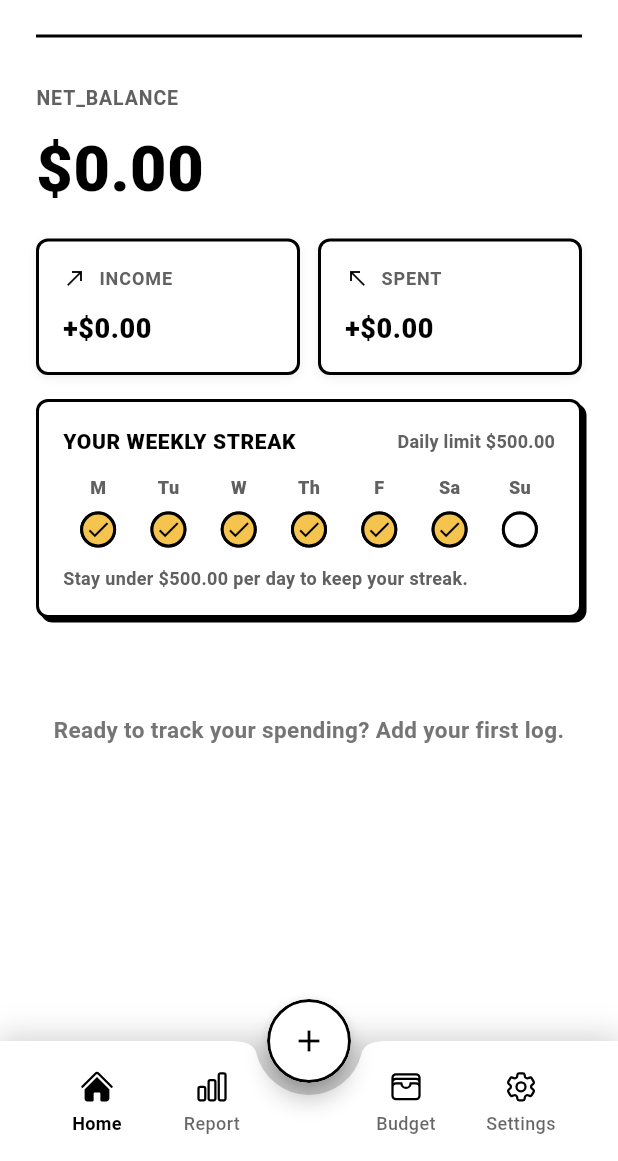
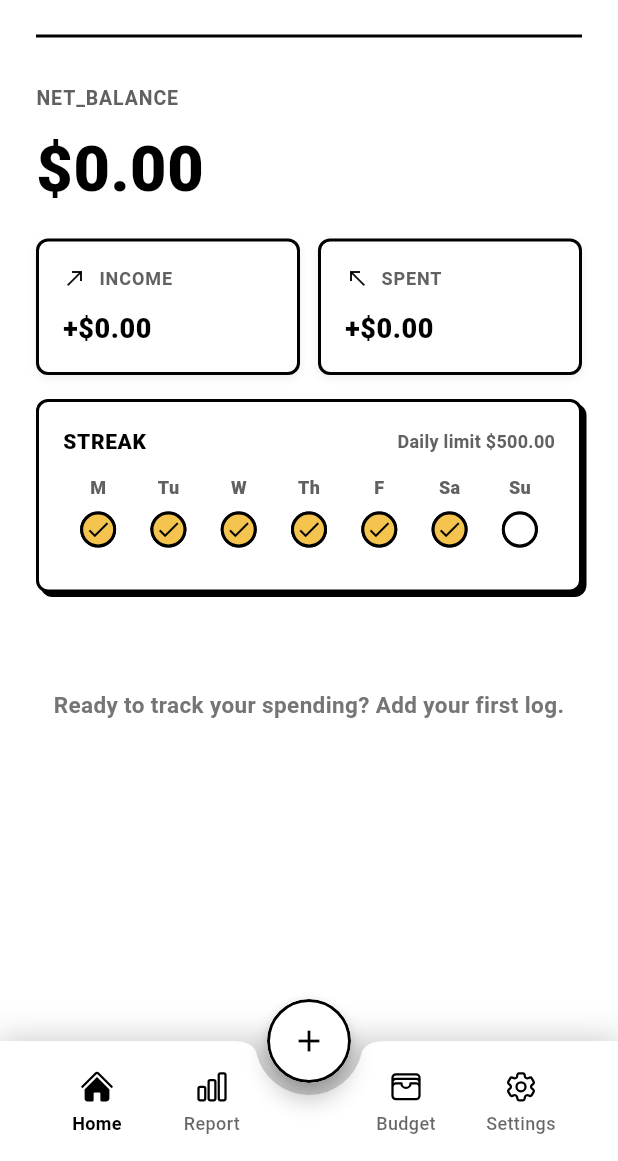
Before and after one commit to beerbeatbox/zen-money-tracking, a Flutter app: the screen it shows after launch, on a phone screen of 412 x 824 dp, the part 75-1236 px from its top. Run offline on Flutter 3.47's test engine with Material 3 defaults, Android fonts, the phone set to English and light mode, and no system bars; our stand-ins replace auto_size_text, csv, dio, flutter_riverpod, go_router, heroicons and 2 more; generated files the repository leaves out were written again.

Commit message:
refactor: Update WeeklyStreak widget text and remove redundant message
- Changed the title from 'YOUR WEEKLY STREAK' to 'STREAK' for brevity.
- Removed the explanatory text about staying under the daily budget limit to streamline the widget's presentation.

```diff
--- a/lib/features/home/presentation/widgets/weekly_streak.dart
+++ b/lib/features/home/presentation/widgets/weekly_streak.dart
@@ -38,7 +38,7 @@ class WeeklyStreak extends StatelessWidget {
             mainAxisAlignment: MainAxisAlignment.spaceBetween,
             children: [
               const Text(
-                'YOUR WEEKLY STREAK',
+                'STREAK',
                 style: TextStyle(
                   fontSize: 14,
                   fontWeight: FontWeight.w800,
@@ -82,14 +82,6 @@ class WeeklyStreak extends StatelessWidget {
             }),
           ),
           const SizedBox(height: 12),
-          Text(
-            'Stay under ${formatNetBalance(dailyBudgetLimit)} per day to keep your streak.',
-            style: TextStyle(
-              fontSize: 12,
-              fontWeight: FontWeight.w600,
-              color: Colors.grey[700],
-            ),
-          ),
         ],
       ),
     );
```
